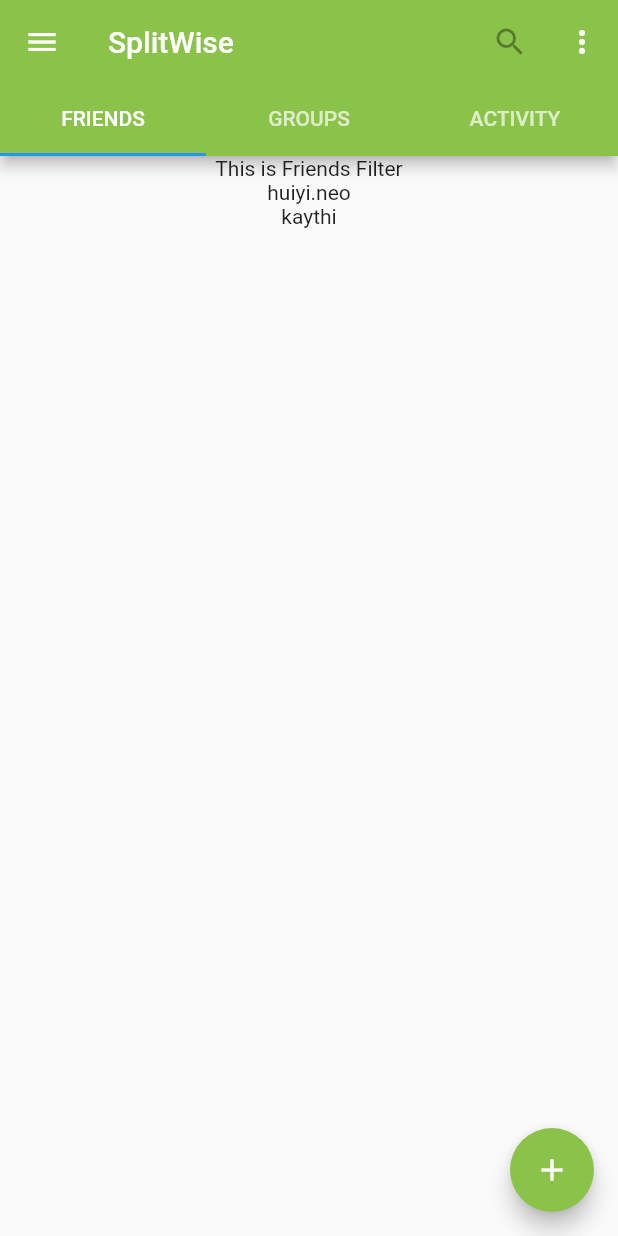
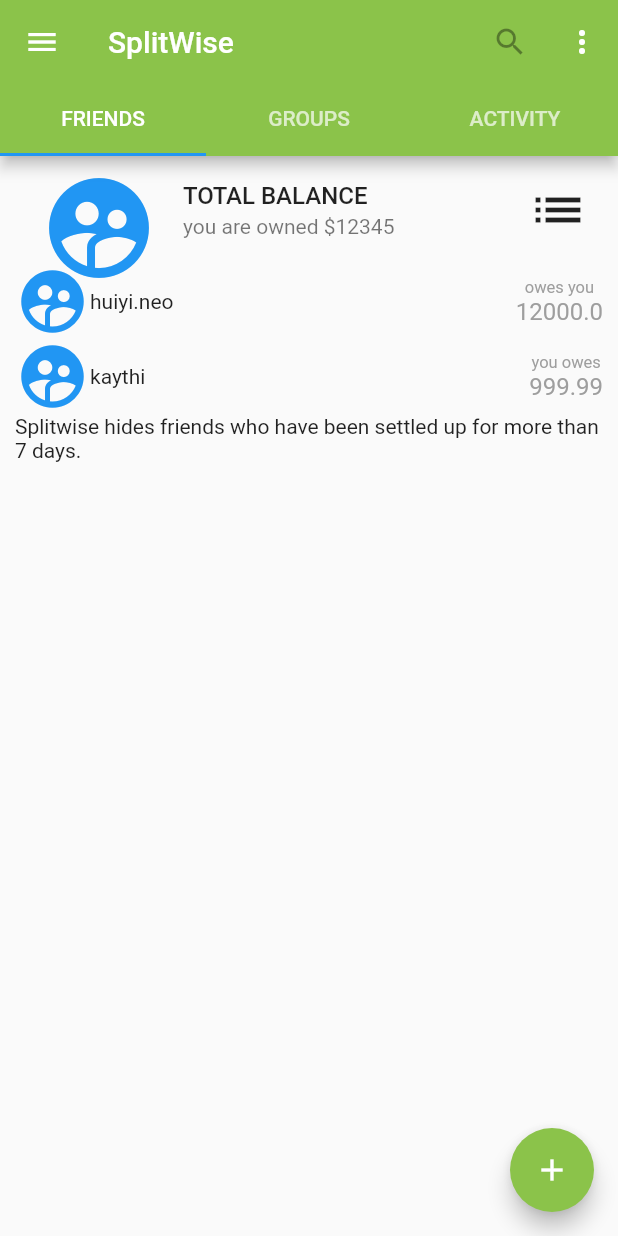
Before and after one commit to huiyineo/Splitwise, a Flutter app: the screen it shows after launch, on a phone screen of 412 x 824 dp. Run offline on Flutter 3.47's test engine with Material 2 defaults, Android fonts, the phone set to English and light mode, and no system bars; missing offline and left inert: dart:ffi.

Commit message:
Try to improve friends layout

```diff
--- a/lib/Components/Friends-widgets/friendFilter.dart
+++ b/lib/Components/Friends-widgets/friendFilter.dart
@@ -1,11 +1,31 @@
 import 'package:flutter/material.dart';
 
 class FriendFilter extends StatelessWidget {
-
-
   @override
   Widget build(BuildContext context) {
-    return Container(
-        child: Text('This is Friends Filter'));
+    return Row(
+      mainAxisSize: MainAxisSize.max,
+      children: [
+        Expanded(
+            child: ListTile(
+          title: Text('TOTAL BALANCE',
+              style: TextStyle(
+                fontWeight: FontWeight.w500,
+              )),
+          subtitle: Text('you are owned \$12345'),
+          leading: Icon(
+            Icons.supervised_user_circle_rounded,
+            size: 80,
+            color: Colors.blue[500],
+          ),
+        )),
+        SizedBox(
+            width: 60,
+            child: Icon(
+              Icons.list,
+              size: 40,
+            ))
+      ],
+    );
   }
 }
--- a/lib/Components/Friends-widgets/friendRow.dart
+++ b/lib/Components/Friends-widgets/friendRow.dart
@@ -10,6 +10,31 @@ class FriendRow extends StatelessWidget {
 
   @override
   Widget build(BuildContext context) {
-    return Container(child: Text(this.name));
+    return Row(mainAxisSize: MainAxisSize.max, children: [
+      SizedBox(
+          width: 50,
+          child: Icon(
+            Icons.supervised_user_circle_rounded,
+            color: Colors.blue[500],
+            size: 50,
+          )),
+      Expanded(
+          child: Text(
+        this.name,
+        textAlign: TextAlign.left,
+      )),
+      Container(
+        child: Column(
+          children: [
+            Text(this.status,
+                textAlign: TextAlign.right,
+                style: TextStyle(color: Colors.grey[500], fontSize: 11)),
+            Text(this.amount,
+                textAlign: TextAlign.right,
+                style: TextStyle(color: Colors.grey[500], fontSize: 16))
+          ],
+        ),
+      )
+    ]);
   }
 }
--- a/lib/Components/Friends.dart
+++ b/lib/Components/Friends.dart
@@ -6,20 +6,25 @@ import 'Friends-widgets/friendRow.dart';
 
 class Friends extends StatelessWidget {
   final _friends = const [
-    {'name': 'huiyi.neo', 'status': 'owes you', 'amount': 1000.00},
+    {'name': 'huiyi.neo', 'status': 'owes you', 'amount': 12000.00},
     {'name': 'kaythi', 'status': 'you owes', 'amount': 999.99},
   ];
 
   @override
   Widget build(BuildContext context) {
-    return Column(
+    return Container(
+        width: double.infinity,
+        margin: EdgeInsets.fromLTRB(10, 0, 10, 0),
+        child: Column(
           children: <Widget>[
             FriendFilter(),
             ..._friends
                 .map((friend) => FriendRow(friend['name'] as String,
-                friend['status'] as String, friend['amount'].toString() ))
+                    friend['status'] as String, friend['amount'].toString()))
                 .toList(),
+            Text(
+                'Splitwise hides friends who have been settled up for more than 7 days.'),
           ],
-    );
+        ));
   }
 }
```
Lines whose indentation alone changed are shown as unchanged.
